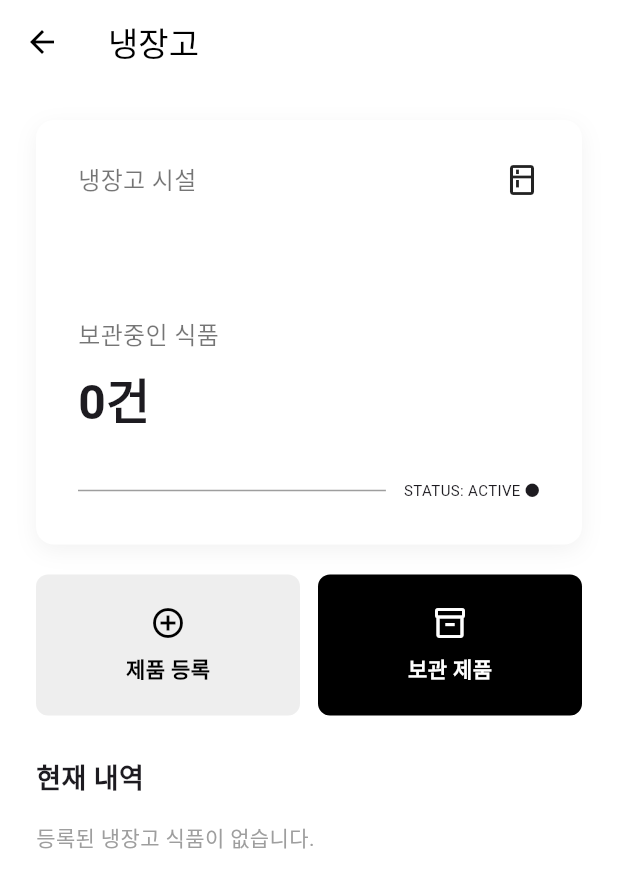
After one commit to jenjemoon/smart-dorm-manager, a Flutter app: the RefrigeratorHomePage screen opened by its route, on a phone screen of 412 x 824 dp. The commit adds this screen. Shown: the top 888 px of the screen. Run offline on Flutter 3.47's test engine with Material 3 defaults, Android fonts, the phone set to English and light mode, and no system bars; our stand-ins replace cloud_firestore, firebase_auth, firebase_core, google_sign_in; accounts and stored records are empty.

Commit message:
냉장고 홈 페이지 UI 및 Firestore 연동 추가
- 사용자 냉장고 통 정보 표시
- 냉장고 보관 식품 내역 조회 기능 추가
- refrigeratorItems 컬렉션 연동
- 냉장고 메인 화면 및 하단 네비게이션 UI 구현

```diff
--- a/lib/app.dart
+++ b/lib/app.dart
@@ -3,6 +3,7 @@ import 'package:flutter/material.dart';
 import 'home.dart';
 import 'login.dart';
 import 'profile_setup_page.dart';
+import 'refrigerator_home_page.dart';
 
 class ShrineApp extends StatelessWidget {
   const ShrineApp({Key? key}) : super(key: key);
@@ -16,6 +17,7 @@ class ShrineApp extends StatelessWidget {
         '/login': (context) => const LoginPage(),
         '/home': (context) => const HomePage(),
         '/profileSetup': (context) => const ProfileSetupPage(),
+        '/refrigeratorHome': (context) => const RefrigeratorHomePage(),
       },
     );
   }
--- a/lib/home.dart
+++ b/lib/home.dart
@@ -113,10 +113,15 @@ class HomePage extends StatelessWidget {
                         title: '세탁',
                       ),
                       const SizedBox(height: 16),
-                      _categoryCard(
-                        color: const Color(0xFFFFD83D),
-                        icon: Icons.kitchen_outlined,
-                        title: '냉장고',
+                      GestureDetector(
+                        onTap: () {
+                          Navigator.pushNamed(context, '/refrigeratorHome');
+                        },
+                        child: _categoryCard(
+                          color: const Color(0xFFFFD83D),
+                          icon: Icons.kitchen_outlined,
+                          title: '냉장고',
+                        ),
                       ),
                       const SizedBox(height: 16),
                       _categoryCard(
--- /dev/null
+++ b/lib/refrigerator_home_page.dart
@@ -0,0 +1,297 @@
+import 'package:flutter/material.dart';
+import 'package:cloud_firestore/cloud_firestore.dart';
+import 'package:firebase_auth/firebase_auth.dart';
+
+class RefrigeratorHomePage extends StatelessWidget {
+  const RefrigeratorHomePage({Key? key}) : super(key: key);
+
+  String _formatStatus(String status) {
+    switch (status) {
+      case 'ACTIVE':
+        return '보관 중';
+      case 'EXPIRED':
+        return '만료';
+      case 'REMOVED':
+        return '제거됨';
+      case 'DISCARDED':
+        return '폐기됨';
+      default:
+        return '상태 없음';
+    }
+  }
+
+  @override
+  Widget build(BuildContext context) {
+    final user = FirebaseAuth.instance.currentUser;
+    final uid = user?.uid;
+
+    return Scaffold(
+      backgroundColor: Colors.white,
+      appBar: AppBar(
+        title: const Text('냉장고'),
+        backgroundColor: Colors.white,
+        foregroundColor: Colors.black,
+        elevation: 0,
+      ),
+      body: uid == null
+          ? const Center(child: Text('로그인이 필요합니다.'))
+          : StreamBuilder<DocumentSnapshot>(
+              stream: FirebaseFirestore.instance
+                  .collection('users')
+                  .doc(uid)
+                  .snapshots(),
+              builder: (context, userSnapshot) {
+                if (!userSnapshot.hasData) {
+                  return const Center(child: CircularProgressIndicator());
+                }
+
+                final userData =
+                    userSnapshot.data!.data() as Map<String, dynamic>?;
+
+                final containerNo =
+                    userData?['fridgeContainerNo'] ?? '등록된 통 정보 없음';
+
+                return StreamBuilder<QuerySnapshot>(
+                  stream: FirebaseFirestore.instance
+                      .collection('refrigeratorItems')
+                      .where('userId', isEqualTo: uid)
+                      .orderBy('createdAt', descending: true)
+                      .snapshots(),
+                  builder: (context, itemSnapshot) {
+                    final itemCount = itemSnapshot.hasData
+                        ? itemSnapshot.data!.docs.length
+                        : 0;
+
+                    return SingleChildScrollView(
+                      padding: const EdgeInsets.all(24),
+                      child: Column(
+                        crossAxisAlignment: CrossAxisAlignment.start,
+                        children: [
+                          Container(
+                            width: double.infinity,
+                            padding: const EdgeInsets.all(28),
+                            decoration: BoxDecoration(
+                              color: Colors.white,
+                              borderRadius: BorderRadius.circular(12),
+                              boxShadow: [
+                                BoxShadow(
+                                  color: Colors.black.withOpacity(0.05),
+                                  blurRadius: 12,
+                                  offset: const Offset(0, 4),
+                                ),
+                              ],
+                            ),
+                            child: Column(
+                              crossAxisAlignment: CrossAxisAlignment.start,
+                              children: [
+                                Row(
+                                  mainAxisAlignment:
+                                      MainAxisAlignment.spaceBetween,
+                                  children: const [
+                                    Text(
+                                      '냉장고 시설',
+                                      style: TextStyle(
+                                        fontSize: 16,
+                                        color: Colors.black54,
+                                      ),
+                                    ),
+                                    Icon(Icons.kitchen_outlined),
+                                  ],
+                                ),
+                                const SizedBox(height: 8),
+                                Text(
+                                  containerNo,
+                                  style: const TextStyle(
+                                    fontSize: 30,
+                                    fontWeight: FontWeight.bold,
+                                  ),
+                                ),
+                                const SizedBox(height: 28),
+                                const Text(
+                                  '보관중인 식품',
+                                  style: TextStyle(
+                                    fontSize: 16,
+                                    color: Colors.black54,
+                                  ),
+                                ),
+                                const SizedBox(height: 8),
+                                Text(
+                                  '$itemCount건',
+                                  style: const TextStyle(
+                                    fontSize: 32,
+                                    fontWeight: FontWeight.bold,
+                                  ),
+                                ),
+                                const SizedBox(height: 28),
+                                Row(
+                                  children: const [
+                                    Expanded(
+                                      child: Divider(
+                                        color: Colors.grey,
+                                        thickness: 1,
+                                      ),
+                                    ),
+                                    SizedBox(width: 12),
+                                    Text(
+                                      'STATUS: ACTIVE ●',
+                                      style: TextStyle(fontSize: 10),
+                                    ),
+                                  ],
+                                ),
+                              ],
+                            ),
+                          ),
+                          const SizedBox(height: 20),
+                          Row(
+                            children: [
+                              Expanded(
+                                child: _actionButton(
+                                  icon: Icons.add_circle_outline,
+                                  title: '제품 등록',
+                                  backgroundColor: Colors.grey.shade200,
+                                  textColor: Colors.black,
+                                  onTap: () {},
+                                ),
+                              ),
+                              const SizedBox(width: 12),
+                              Expanded(
+                                child: _actionButton(
+                                  icon: Icons.inventory_2_outlined,
+                                  title: '보관 제품',
+                                  backgroundColor: Colors.black,
+                                  textColor: Colors.white,
+                                  onTap: () {},
+                                ),
+                              ),
+                            ],
+                          ),
+                          const SizedBox(height: 28),
+                          const Text(
+                            '현재 내역',
+                            style: TextStyle(
+                              fontSize: 18,
+                              fontWeight: FontWeight.bold,
+                            ),
+                          ),
+                          const SizedBox(height: 16),
+                          if (itemSnapshot.connectionState ==
+                              ConnectionState.waiting)
+                            const Center(child: CircularProgressIndicator())
+                          else if (!itemSnapshot.hasData ||
+                              itemSnapshot.data!.docs.isEmpty)
+                            const Text(
+                              '등록된 냉장고 식품이 없습니다.',
+                              style: TextStyle(color: Colors.grey),
+                            )
+                          else
+                            Column(
+                              children: itemSnapshot.data!.docs.map((doc) {
+                                final data = doc.data() as Map<String, dynamic>;
+
+                                final itemName = data['itemName'] == null ||
+                                        data['itemName'] == ''
+                                    ? '이름 없는 식품'
+                                    : data['itemName'];
+
+                                final status = data['status'] ?? '';
+                                final storageType =
+                                    data['storageType'] ?? 'IN_CONTAINER';
+
+                                return _historyItem(
+                                  title: itemName,
+                                  subtitle: storageType == 'OUTSIDE_CONTAINER'
+                                      ? '통 밖 보관'
+                                      : '통 안 보관',
+                                  status: _formatStatus(status),
+                                );
+                              }).toList(),
+                            ),
+                        ],
+                      ),
+                    );
+                  },
+                );
+              },
+            ),
+    );
+  }
+
+  Widget _actionButton({
+    required IconData icon,
+    required String title,
+    required Color backgroundColor,
+    required Color textColor,
+    required VoidCallback onTap,
+  }) {
+    return GestureDetector(
+      onTap: onTap,
+      child: Container(
+        height: 94,
+        decoration: BoxDecoration(
+          color: backgroundColor,
+          borderRadius: BorderRadius.circular(8),
+        ),
+        child: Column(
+          mainAxisAlignment: MainAxisAlignment.center,
+          children: [
+            Icon(icon, color: textColor),
+            const SizedBox(height: 8),
+            Text(
+              title,
+              style: TextStyle(
+                color: textColor,
+                fontWeight: FontWeight.bold,
+              ),
+            ),
+          ],
+        ),
+      ),
+    );
+  }
+
+  Widget _historyItem({
+    required String title,
+    required String subtitle,
+    required String status,
+  }) {
+    return Container(
+      margin: const EdgeInsets.only(bottom: 14),
+      padding: const EdgeInsets.all(18),
+      decoration: BoxDecoration(
+        color: Colors.grey.shade100,
+        borderRadius: BorderRadius.circular(8),
+      ),
+      child: Row(
+        children: [
+          const Icon(Icons.info_outline),
+          const SizedBox(width: 16),
+          Expanded(
+            child: Column(
+              crossAxisAlignment: CrossAxisAlignment.start,
+              children: [
+                Text(
+                  title,
+                  style: const TextStyle(
+                    fontWeight: FontWeight.bold,
+                  ),
+                ),
+                const SizedBox(height: 4),
+                Text(
+                  subtitle,
+                  style: const TextStyle(fontSize: 12),
+                ),
+              ],
+            ),
+          ),
+          Text(
+            status,
+            style: const TextStyle(
+              fontSize: 12,
+              fontWeight: FontWeight.bold,
+            ),
+          ),
+        ],
+      ),
+    );
+  }
+}
```
